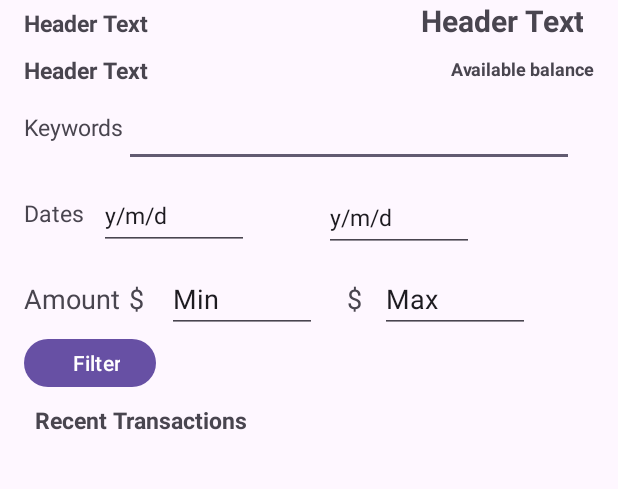
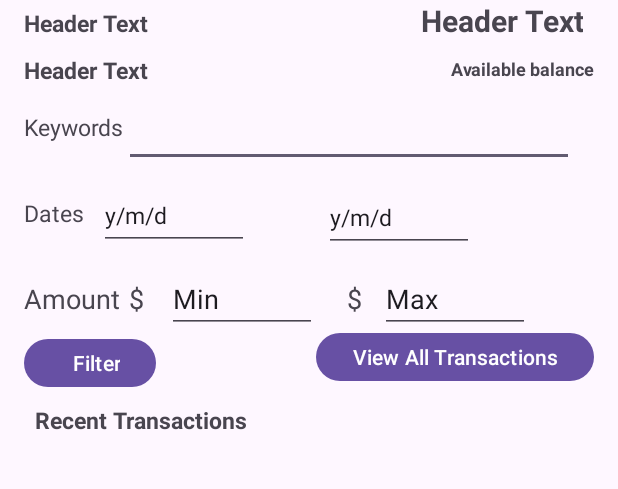
Before and after one commit to anpa6841/AndroBank, an Android app: the layout activity_transaction.xml on its own in the app's theme, with its tools: preview values and no code run, on a phone screen of 412 x 824 dp, the part 137-626 px from its top. Run offline under Robolectric (Android 15) with nearby library versions, the phone set to English and light mode, and no system bars.

Commit message:
Added All Transaction Button

```diff
--- a/app/src/main/res/layout/activity_transaction.xml
+++ b/app/src/main/res/layout/activity_transaction.xml
@@ -166,6 +166,15 @@
         android:textAlignment="textEnd"
         />
 
+    <Button
+        android:id="@+id/allTransactionsButton"
+        android:layout_width="wrap_content"
+        android:layout_height="40dp"
+        android:layout_alignBaseline="@id/filterButton"
+        android:layout_alignParentEnd="true"
+        android:text="View All Transactions"
+        android:textAlignment="textEnd" />
+
     <TextView
         android:id="@+id/recentTransactionsTextView"
         android:layout_width="match_parent"
```
Also changed, not shown: app/src/main/java/com/example/banking/TransactionActivity.java (+21 -6 lines).
